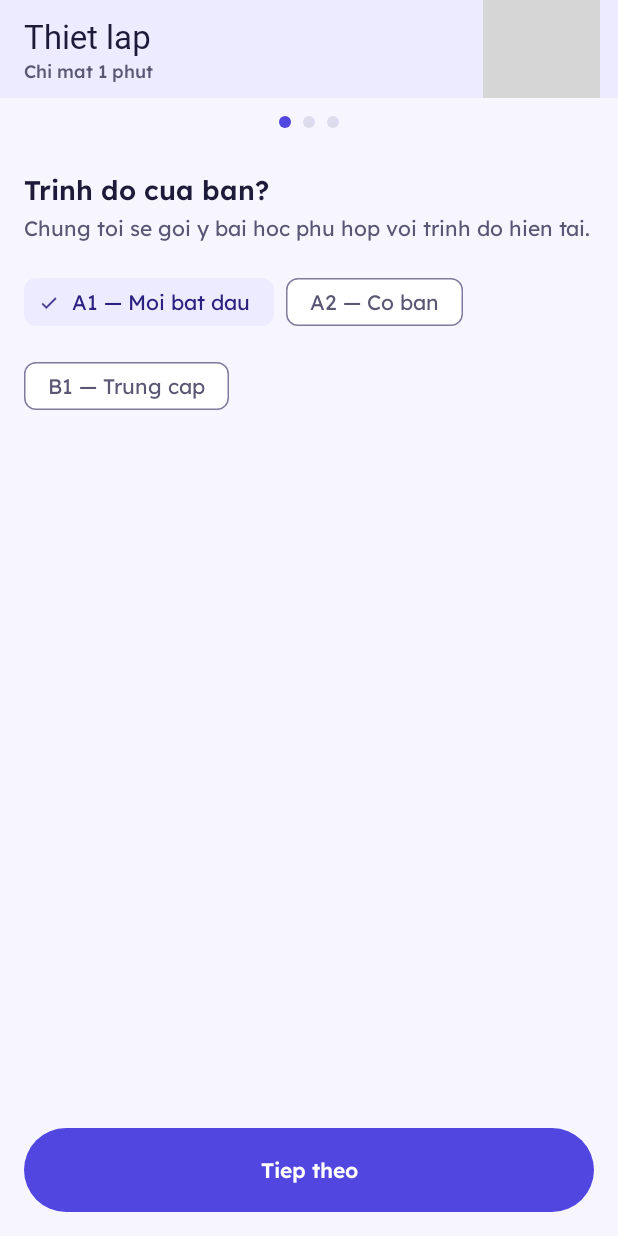
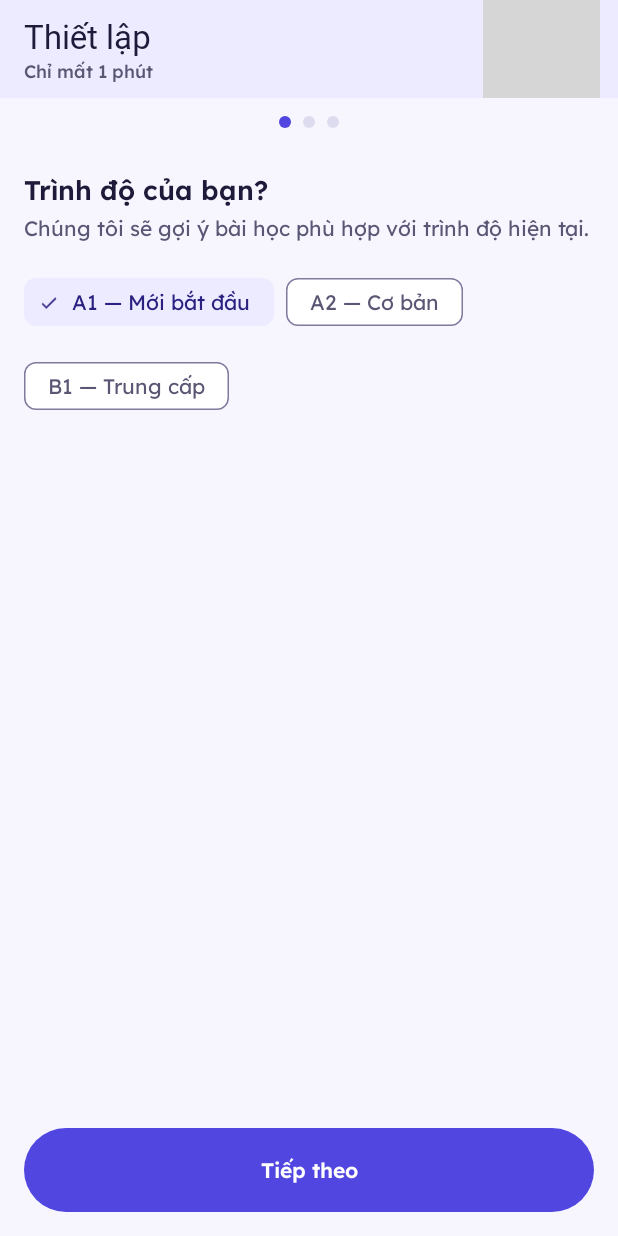
Before and after one commit to at1308033-sketch/LearningE_app, an Android app: the SetupFragment screen opened through its navigation route, on a phone screen of 412 x 824 dp. Run offline under Robolectric (Android 15) with nearby library versions, the phone set to English and light mode, and no system bars; pictures from the network do not load; 2 statements that could not run were skipped; grey boxes are pictures that could not be loaded.

Commit message:
fix(strings): sua toan bo chuoi tieng Viet khong dau (SCR-04, SCR-25, SCR-12/13/14)

```diff
--- a/app/src/main/res/values/strings.xml
+++ b/app/src/main/res/values/strings.xml
@@ -454,48 +454,48 @@
     <string name="me_change_password">Đổi mật khẩu</string>
     <string name="me_about">Giới thiệu</string>
 
-    <!-- SCR-04 Thiet lap lan dau -->
-    <string name="setup_title">Thiet lap</string>
-    <string name="setup_subtitle">Chi mat 1 phut</string>
-    <string name="setup_next">Tiep theo</string>
-    <string name="setup_start">Bat dau hoc</string>
-    <string name="setup_level_title">Trinh do cua ban?</string>
-    <string name="setup_level_desc">Chung toi se goi y bai hoc phu hop voi trinh do hien tai.</string>
-    <string name="setup_level_a1">A1 — Moi bat dau</string>
-    <string name="setup_level_a2">A2 — Co ban</string>
-    <string name="setup_level_b1">B1 — Trung cap</string>
-    <string name="setup_goal_title">Muc tieu hang ngay?</string>
-    <string name="setup_goal_desc">Hoc deu dan moi ngay hieu qua hon hoc don mot luc.</string>
-    <string name="setup_goal_5">5 tu / ngay</string>
-    <string name="setup_goal_10">10 tu / ngay</string>
-    <string name="setup_goal_20">20 tu / ngay</string>
-    <string name="setup_reminder_title">Nhac hoc</string>
-    <string name="setup_reminder_desc">Nhan thong bao nhac ban hoc dung gio.</string>
-    <string name="setup_reminder_enable">Bat nhac hoc hang ngay</string>
-    <string name="setup_reminder_time">Gio nhac</string>
+    <!-- SCR-04 Thiết lập lần đầu -->
+    <string name="setup_title">Thiết lập</string>
+    <string name="setup_subtitle">Chỉ mất 1 phút</string>
+    <string name="setup_next">Tiếp theo</string>
+    <string name="setup_start">Bắt đầu học</string>
+    <string name="setup_level_title">Trình độ của bạn?</string>
+    <string name="setup_level_desc">Chúng tôi sẽ gợi ý bài học phù hợp với trình độ hiện tại.</string>
+    <string name="setup_level_a1">A1 — Mới bắt đầu</string>
+    <string name="setup_level_a2">A2 — Cơ bản</string>
+    <string name="setup_level_b1">B1 — Trung cấp</string>
+    <string name="setup_goal_title">Mục tiêu hàng ngày?</string>
+    <string name="setup_goal_desc">Học đều đặn mỗi ngày hiệu quả hơn học dồn một lúc.</string>
+    <string name="setup_goal_5">5 từ / ngày</string>
+    <string name="setup_goal_10">10 từ / ngày</string>
+    <string name="setup_goal_20">20 từ / ngày</string>
+    <string name="setup_reminder_title">Nhắc học</string>
+    <string name="setup_reminder_desc">Nhận thông báo nhắc bạn học đúng giờ.</string>
+    <string name="setup_reminder_enable">Bật nhắc học hàng ngày</string>
+    <string name="setup_reminder_time">Giờ nhắc</string>
     <string name="setup_reminder_default_time">08:00</string>
 
-    <!-- SCR-25 Quen mat khau -->
-    <string name="login_forgot_password">Quen mat khau?</string>
-    <string name="forgot_title">Quen mat khau</string>
-    <string name="forgot_step1_title">Nhap email tai khoan</string>
-    <string name="forgot_step1_desc">Nhap dia chi email ban da dang ky de tiep tuc.</string>
-    <string name="forgot_step1_submit">Tiep theo</string>
-    <string name="forgot_step2_title">Xac minh danh tinh</string>
-    <string name="forgot_step2_desc">Tra loi cau hoi bao mat va nhap mat khau moi.</string>
-    <string name="forgot_step2_submit">Dat lai mat khau</string>
-    <string name="forgot_answer">Cau tra loi bao mat</string>
-    <string name="forgot_new_password">Mat khau moi</string>
-    <string name="forgot_developing">Tinh nang dang phat trien, vui long lien he ho tro.</string>
+    <!-- SCR-25 Quên mật khẩu -->
+    <string name="login_forgot_password">Quên mật khẩu?</string>
+    <string name="forgot_title">Quên mật khẩu</string>
+    <string name="forgot_step1_title">Nhập email tài khoản</string>
+    <string name="forgot_step1_desc">Nhập địa chỉ email bạn đã đăng ký để tiếp tục.</string>
+    <string name="forgot_step1_submit">Tiếp theo</string>
+    <string name="forgot_step2_title">Xác minh danh tính</string>
+    <string name="forgot_step2_desc">Trả lời câu hỏi bảo mật và nhập mật khẩu mới.</string>
+    <string name="forgot_step2_submit">Đặt lại mật khẩu</string>
+    <string name="forgot_answer">Câu trả lời bảo mật</string>
+    <string name="forgot_new_password">Mật khẩu mới</string>
+    <string name="forgot_developing">Tính năng đang phát triển, vui lòng liên hệ hỗ trợ.</string>
     <string name="forgot_email_not_found">Email không tìm thấy trong hệ thống.</string>
     <string name="forgot_error_answer">Câu trả lời không đúng hoặc để trống.</string>
 
-    <!-- SCR-12/13/14 Quiz chu de -->
-    <string name="practice_quiz_title">Quiz chu de</string>
-    <string name="practice_quiz_note">Chon bo tu de kiem tra</string>
-    <string name="quiz_exit_title">Thoat quiz?</string>
-    <string name="quiz_exit_message">Tien do hien tai se khong duoc luu.</string>
-    <string name="quiz_result_score">%1$d/%2$d cau dung</string>
-    <string name="quiz_retry">Lam lai</string>
-    <string name="quiz_back_to_practice">Ve luyen tap</string>
-    <string name="quiz_too_few_words">Can it nhat 2 tu de quiz</string></resources>
+    <!-- SCR-12/13/14 Quiz chủ đề -->
+    <string name="practice_quiz_title">Quiz chủ đề</string>
+    <string name="practice_quiz_note">Chọn bộ từ để kiểm tra</string>
+    <string name="quiz_exit_title">Thoát quiz?</string>
+    <string name="quiz_exit_message">Tiến độ hiện tại sẽ không được lưu.</string>
+    <string name="quiz_result_score">%1$d/%2$d câu đúng</string>
+    <string name="quiz_retry">Làm lại</string>
+    <string name="quiz_back_to_practice">Về luyện tập</string>
+    <string name="quiz_too_few_words">Cần ít nhất 2 từ để quiz</string></resources>
```
